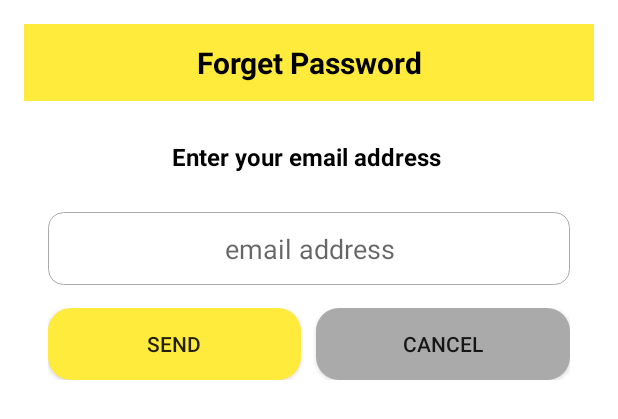
After one commit to Nhat180/AS3_HappyMeals, an Android app: the layout forget_pass_dialog_layout.xml on its own in the app's theme, with its tools: preview values and no code run, on a phone screen of 412 x 824 dp. The commit adds this screen. Shown: the top 419 px of the screen. Run offline under Robolectric (Android 15) with nearby library versions, the phone set to English and light mode, and no system bars.

Commit message:
Forget password

```diff
--- a/app/src/main/java/com/example/as3_happymeals/fragment/LoginTabFragment.java
+++ b/app/src/main/java/com/example/as3_happymeals/fragment/LoginTabFragment.java
@@ -13,6 +13,7 @@ import android.widget.Toast;
 
 import androidx.annotation.NonNull;
 import androidx.annotation.Nullable;
+import androidx.appcompat.app.AlertDialog;
 import androidx.fragment.app.Fragment;
 
 import com.example.as3_happymeals.HomePageActivity;
@@ -27,12 +28,13 @@ import com.google.firebase.auth.FirebaseAuth;
 import com.google.firebase.firestore.FirebaseFirestore;
 
 public class LoginTabFragment extends Fragment {
-    private EditText email, pass;
+    private EditText email, pass, contactEmail;
     private TextView fPass, title;
     private Button login, backBtn;
     private float i=0;
     private boolean isValid = true; // Check value
     private final FirebaseAuth firebaseAuth = FirebaseAuth.getInstance();
+    private Button sendBtn, cancelButton;
 
     @Nullable
     @Override
@@ -44,6 +46,8 @@ public class LoginTabFragment extends Fragment {
         fPass = root.findViewById(R.id.forget_pass);
         login = root.findViewById(R.id.login);
         backBtn = root.findViewById(R.id.backBtn);
+
+
         login.setOnClickListener(new View.OnClickListener() {
 
             @Override
@@ -87,6 +91,40 @@ public class LoginTabFragment extends Fragment {
                 startActivity(new Intent(getActivity(), HomePageActivity.class));
             }
         });
+
+        // Forget password dialog
+
+        fPass.setOnClickListener(new View.OnClickListener() {
+            @Override
+            public void onClick(View v) {
+                AlertDialog builder = new AlertDialog.Builder(getActivity()).create();
+                View form = LayoutInflater.from(getActivity()).inflate(R.layout.forget_pass_dialog_layout, null);
+                builder.setView(form);
+
+                contactEmail = form.findViewById(R.id.contactEmail);
+                sendBtn = form.findViewById(R.id.sendBtn);
+                cancelButton = form.findViewById(R.id.cancelBtn);
+
+
+                sendBtn.setOnClickListener(new View.OnClickListener() {
+                    @Override
+                    public void onClick(View view) {
+
+                        Toast.makeText(getActivity(),"Verification send",Toast.LENGTH_SHORT).show();
+                    }
+                });
+
+                cancelButton.setOnClickListener(new View.OnClickListener() {
+                    @Override
+                    public void onClick(View view) {
+                        Toast.makeText(getActivity(),"Cancel",Toast.LENGTH_SHORT).show();
+                        builder.dismiss();
+                    }
+                });
+                builder.show();
+            }
+        });
+        // new
 
 
         // Set animation
--- /dev/null
+++ b/app/src/main/res/layout/forget_pass_dialog_layout.xml
@@ -0,0 +1,75 @@
+<?xml version="1.0" encoding="utf-8"?>
+<LinearLayout xmlns:android="http://schemas.android.com/apk/res/android"
+    xmlns:app="http://schemas.android.com/apk/res-auto"
+    xmlns:tools="http://schemas.android.com/tools"
+    android:layout_width="match_parent"
+    android:layout_height="wrap_content"
+    android:orientation="vertical"
+    android:background="@drawable/dialog_style"
+    android:layout_margin="16dp">
+
+
+    <TextView
+        android:layout_width="match_parent"
+        android:layout_height="wrap_content"
+        android:text="Forget Password"
+        android:padding="12dp"
+        android:textColor="@color/black"
+        android:textSize="20sp"
+        android:textStyle="bold"
+        android:gravity="center"
+        android:background="@drawable/dialog_style1"/>
+
+    <LinearLayout
+        android:layout_width="match_parent"
+        android:layout_height="wrap_content"
+        android:padding="16dp"
+        android:orientation="vertical">
+        <TextView
+            android:layout_width="match_parent"
+            android:layout_height="wrap_content"
+            android:text="Enter your email address "
+            android:textColor="@android:color/black"
+            android:textSize="16sp"
+            android:padding="10dp"
+            android:textStyle="bold"
+            android:textAlignment="center"
+            android:layout_gravity="center"/>
+        <EditText
+            android:id="@+id/contactEmail"
+            android:layout_width="match_parent"
+            android:layout_height="wrap_content"
+            android:padding="12dp"
+            android:textAlignment="center"
+            android:layout_marginTop="16dp"
+            android:hint="email address"
+            android:background="@drawable/edit_text_style2"/>
+
+        <LinearLayout
+            android:layout_width="match_parent"
+            android:layout_height="wrap_content"
+            android:orientation="horizontal"
+            android:layout_marginTop="15dp">
+
+            <androidx.appcompat.widget.AppCompatButton
+                android:id="@+id/sendBtn"
+                android:layout_width="0dp"
+                android:layout_height="wrap_content"
+                android:layout_weight="1"
+                android:textSize="14sp"
+                android:text="Send"
+                android:layout_marginEnd="10dp"
+                android:background="@drawable/btn_yellow_style"/>
+
+            <androidx.appcompat.widget.AppCompatButton
+                android:id="@+id/cancelBtn"
+                android:layout_width="0dp"
+                android:layout_height="wrap_content"
+                android:layout_weight="1"
+                android:textSize="14sp"
+                android:background="@drawable/btn_gray_style"
+                android:text="Cancel"/>
+        </LinearLayout>
+
+    </LinearLayout>
+</LinearLayout>
--- a/app/src/main/res/layout/login_fragment.xml
+++ b/app/src/main/res/layout/login_fragment.xml
@@ -97,7 +97,7 @@
             android:layout_height="wrap_content"
             android:layout_marginTop="5dp"
             android:layout_marginEnd="8dp"
-            android:text="Forget password"
+            android:text="@string/forget_pass"
             app:layout_constraintBottom_toBottomOf="parent"
             app:layout_constraintEnd_toEndOf="@+id/pass"
             app:layout_constraintTop_toBottomOf="@+id/pass"
--- a/app/src/main/res/values/strings.xml
+++ b/app/src/main/res/values/strings.xml
@@ -7,8 +7,6 @@
     <string name="action_list">List</string>
     <string name="action_info">Info</string>
     <string name="action_logout">Logout</string>
-
-
     <string name="password">Password</string>
     <string name="confirm_password">Confirm Password</string>
     <string name="sign_in">Login / Signup</string>
@@ -19,4 +17,6 @@
     <string name="login_fragment">Login</string>
     <!-- TODO: Remove or change this placeholder text -->
     <string name="hello_blank_fragment">Hello blank fragment</string>
+    <string name="forget_pass"><u>Forget Password?</u></string>
+
 </resources>
```
